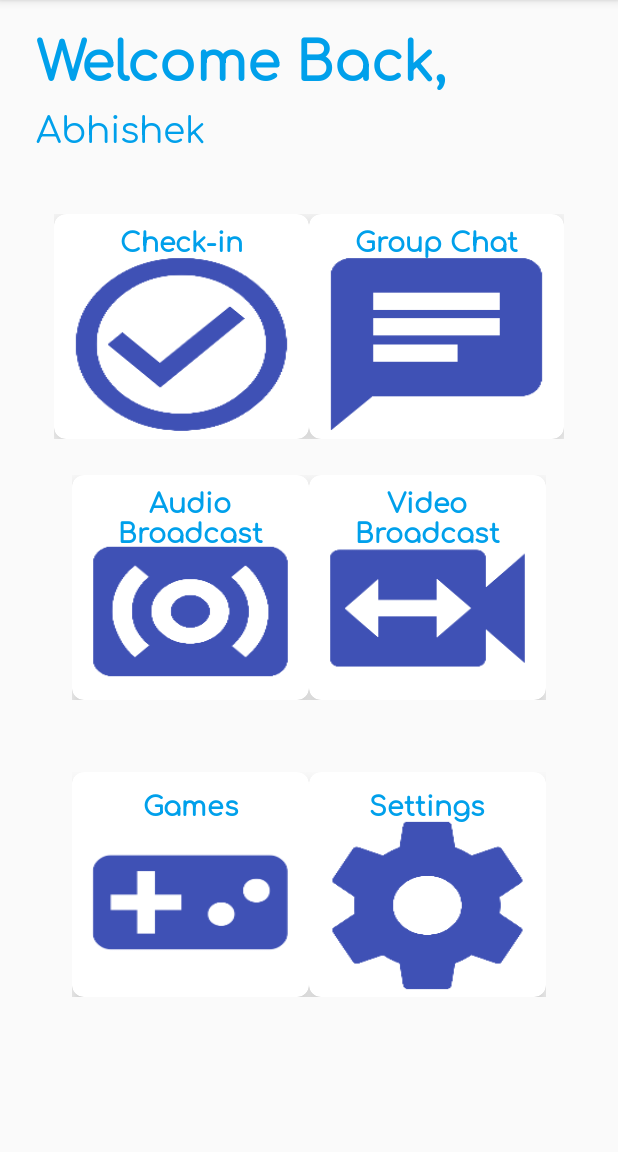
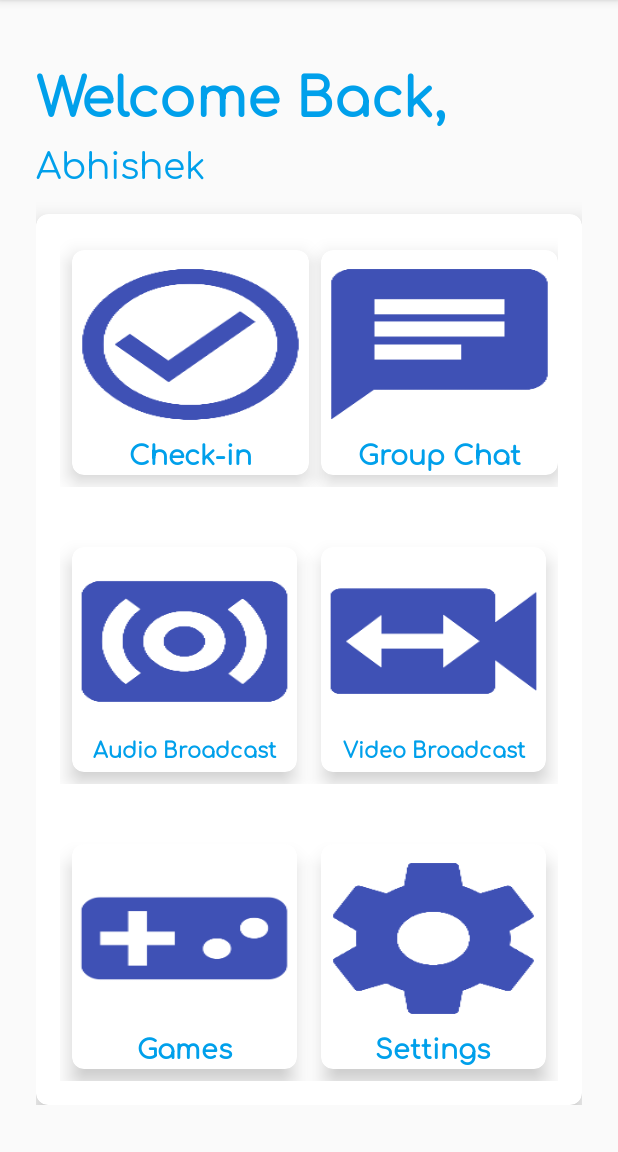
Before and after one commit to amannirala13/project-3sumE, an Android app: the screen it shows after launch once a user with an empty profile is signed in (PreMainActivity), on a phone screen of 412 x 824 dp, the part 84-1236 px from its top. Run offline under Robolectric (Android 15) with nearby library versions, the phone set to English and light mode, and no system bars; our stand-ins replace Firebase (no records; nobody signed in at launch, a user with empty details on screens opened directly).

Commit message:
modified layout

```diff
--- a/app/src/main/AndroidManifest.xml
+++ b/app/src/main/AndroidManifest.xml
@@ -65,6 +65,7 @@
 			android:label="@string/app_name"
 			android:screenOrientation="portrait" />
 
+
 		<activity
 			android:name=".ui.CheckInActivity"
 			android:label="@string/app_name" />
--- a/app/src/main/res/layout/activity_pre_main.xml
+++ b/app/src/main/res/layout/activity_pre_main.xml
@@ -20,6 +20,7 @@
 			android:layout_height="wrap_content"
 			android:fontFamily="@font/comfortaa"
 			android:gravity="start"
+			android:layout_marginTop="24dp"
 			android:text="Welcome Back,"
 			android:textColor="@color/agora_blue"
 			android:textSize="36sp"
@@ -35,21 +36,29 @@
 			android:text="Abhishek "
 			android:textColor="@color/agora_blue"
 			android:textSize="24sp" />
-
+<androidx.cardview.widget.CardView
+	android:layout_width="match_parent"
+	android:layout_height="0dp"
+	android:layout_weight="1"
+	app:cardCornerRadius="8dp"
+	app:cardElevation="8dp">
+	<LinearLayout
+		android:layout_width="match_parent"
+		android:layout_height="match_parent"
+		android:orientation="vertical">
 		<LinearLayout
 			android:layout_width="match_parent"
 			android:layout_height="wrap_content"
 			android:orientation="horizontal"
-			android:paddingTop="24dp"
-			android:paddingStart="12dp"
-			android:paddingEnd="12dp"
+			android:padding="16dp"
 			android:weightSum="2">
 
 			<androidx.cardview.widget.CardView
 				android:id="@+id/card_view_1"
 				android:layout_width="150dp"
 				android:layout_height="150dp"
-				android:layout_gravity="start"
+				android:layout_gravity="center"
+				android:layout_margin="8dp"
 				android:layout_weight="1"
 				app:cardCornerRadius="8dp"
 				app:cardElevation="8dp"
@@ -58,134 +67,47 @@
 				app:layout_constraintTop_toBottomOf="@+id/barcode"
 				card_view:cardCornerRadius="8dp">
 
-				<RelativeLayout
+				<androidx.constraintlayout.widget.ConstraintLayout
 					android:layout_width="match_parent"
 					android:layout_height="match_parent">
 
 					<TextView
 						android:id="@+id/title_1"
+						android:text="Check-in"
 						android:layout_width="match_parent"
 						android:layout_height="wrap_content"
 						android:layout_margin="2dp"
+						android:layout_marginStart="8dp"
+						android:layout_marginTop="8dp"
+						android:layout_marginEnd="8dp"
+						app:layout_constraintEnd_toEndOf="parent"
+						app:layout_constraintStart_toStartOf="parent"
+						app:layout_constraintTop_toBottomOf="@+id/thumbnail_1"
 						android:fontFamily="@font/comfortaa"
 						android:gravity="center_horizontal"
-						android:text="Check-in"
 						android:textColor="@color/agora_blue"
 						android:textSize="18sp"
-						android:textStyle="bold" />
+						android:textStyle="bold"
+						/>
 
 					<ImageView
 						android:id="@+id/thumbnail_1"
+						android:background="@drawable/ic_check_circle_outline"
 						android:layout_width="match_parent"
-						android:layout_height="match_parent"
-						android:layout_marginStart="8dp"
-						android:layout_marginTop="24dp"
-						android:layout_marginEnd="8dp"
+						android:layout_height="110dp"
+						android:layout_marginTop="8dp"
+						android:clickable="true"
+						android:focusable="true"
 						android:foregroundGravity="center"
-						android:background="@drawable/ic_check_circle_outline"
-						android:clickable="true"
-						android:focusable="true" />
+						android:scaleType="centerCrop"
+						app:layout_constraintEnd_toEndOf="parent"
+						app:layout_constraintTop_toTopOf="parent" />
 
-				</RelativeLayout>
+				</androidx.constraintlayout.widget.ConstraintLayout>
 			</androidx.cardview.widget.CardView>
 
 			<androidx.cardview.widget.CardView
 				android:id="@+id/card_view_2"
-				android:layout_width="150dp"
-				android:layout_height="150dp"
-				android:layout_gravity="end"
-				android:layout_weight="1"
-				app:cardCornerRadius="8dp"
-				app:cardElevation="8dp"
-				app:layout_constraintEnd_toEndOf="parent"
-				app:layout_constraintStart_toStartOf="parent"
-				app:layout_constraintTop_toBottomOf="@+id/barcode"
-				card_view:cardCornerRadius="8dp">
-
-				<RelativeLayout
-					android:layout_width="match_parent"
-					android:layout_height="match_parent">
-
-					<TextView
-						android:id="@+id/title_2"
-						android:layout_width="match_parent"
-						android:layout_height="wrap_content"
-						android:layout_margin="2dp"
-						android:fontFamily="@font/comfortaa"
-						android:gravity="center_horizontal"
-						android:text="Group Chat"
-						android:textColor="@color/agora_blue"
-						android:textSize="18sp"
-						android:textStyle="bold" />
-
-					<ImageView
-						android:id="@+id/thumbnail_2"
-						android:layout_width="match_parent"
-						android:layout_height="match_parent"
-						android:layout_marginStart="8dp"
-						android:layout_marginTop="24dp"
-						android:layout_marginEnd="8dp"
-						android:background="@drawable/ic_chat"
-						android:clickable="true"
-						android:focusable="true" />
-
-				</RelativeLayout>
-			</androidx.cardview.widget.CardView>
-		</LinearLayout>
-
-		<LinearLayout
-			android:layout_width="match_parent"
-			android:layout_height="wrap_content"
-			android:orientation="horizontal"
-			android:padding="24dp"
-			android:weightSum="2">
-
-			<androidx.cardview.widget.CardView
-				android:id="@+id/card_view_3"
-				android:layout_width="150dp"
-				android:layout_height="150dp"
-				android:layout_gravity="center"
-				android:layout_weight="1"
-				app:cardCornerRadius="8dp"
-				app:cardElevation="8dp"
-				app:layout_constraintEnd_toEndOf="parent"
-				app:layout_constraintStart_toStartOf="parent"
-				app:layout_constraintTop_toBottomOf="@+id/barcode"
-				card_view:cardCornerRadius="4dp">
-
-				<RelativeLayout
-					android:layout_width="match_parent"
-					android:layout_height="match_parent">
-
-					<TextView
-						android:id="@+id/title_3"
-						android:layout_width="match_parent"
-						android:layout_height="wrap_content"
-						android:layout_margin="2dp"
-						android:fontFamily="@font/comfortaa"
-						android:gravity="center_horizontal"
-						android:text="Audio Broadcast"
-						android:textColor="@color/agora_blue"
-						android:textSize="18sp"
-						android:textStyle="bold" />
-
-					<ImageView
-						android:id="@+id/thumbnail_3"
-						android:layout_width="match_parent"
-						android:layout_height="match_parent"
-						android:layout_marginStart="8dp"
-						android:layout_marginTop="32dp"
-						android:layout_marginEnd="8dp"
-						android:background="@drawable/ic_surround_sound"
-						android:clickable="true"
-						android:focusable="true"
-						android:scaleType="fitXY" />
-
-				</RelativeLayout>
-			</androidx.cardview.widget.CardView>
-
-			<androidx.cardview.widget.CardView
-				android:id="@+id/card_view_4"
 				android:layout_width="150dp"
 				android:layout_height="150dp"
 				android:layout_gravity="center"
@@ -197,7 +119,122 @@
 				app:layout_constraintTop_toBottomOf="@+id/barcode"
 				card_view:cardCornerRadius="8dp">
 
-				<RelativeLayout
+				<androidx.constraintlayout.widget.ConstraintLayout
+					android:layout_width="match_parent"
+					android:layout_height="match_parent"
+					>
+
+
+					<ImageView
+						android:id="@+id/thumbnail_2"
+						android:background="@drawable/ic_chat"
+						android:layout_width="match_parent"
+						android:layout_height="110dp"
+						android:layout_marginTop="8dp"
+						android:clickable="true"
+						android:focusable="true"
+						android:foregroundGravity="center"
+						android:scaleType="centerCrop"
+						app:layout_constraintEnd_toEndOf="parent"
+						app:layout_constraintTop_toTopOf="parent"/>
+					<TextView
+						android:id="@+id/title_2"
+						android:layout_width="match_parent"
+						android:layout_height="wrap_content"
+						android:layout_margin="2dp"
+						android:layout_marginStart="8dp"
+						android:layout_marginTop="8dp"
+						android:layout_marginEnd="8dp"
+						app:layout_constraintEnd_toEndOf="parent"
+						app:layout_constraintStart_toStartOf="parent"
+						app:layout_constraintTop_toBottomOf="@+id/thumbnail_2"
+						android:fontFamily="@font/comfortaa"
+						android:gravity="center_horizontal"
+						android:text="Group Chat"
+						android:textColor="@color/agora_blue"
+						android:textSize="18sp"
+						android:textStyle="bold" />
+
+				</androidx.constraintlayout.widget.ConstraintLayout>
+			</androidx.cardview.widget.CardView>
+		</LinearLayout>
+
+		<LinearLayout
+			android:layout_width="match_parent"
+			android:layout_height="wrap_content"
+			android:orientation="horizontal"
+			android:padding="16dp"
+			android:weightSum="2">
+
+			<androidx.cardview.widget.CardView
+				android:id="@+id/card_view_3"
+				android:layout_width="150dp"
+				android:layout_height="150dp"
+				android:layout_gravity="center"
+				android:layout_margin="8dp"
+				android:layout_weight="1"
+				app:cardCornerRadius="8dp"
+				app:cardElevation="8dp"
+				app:layout_constraintEnd_toEndOf="parent"
+				app:layout_constraintStart_toStartOf="parent"
+				app:layout_constraintTop_toBottomOf="@+id/barcode"
+				card_view:cardCornerRadius="4dp">
+
+				<androidx.constraintlayout.widget.ConstraintLayout
+					android:layout_width="match_parent"
+					android:layout_height="match_parent">
+
+					<TextView
+						android:id="@+id/title_3"
+						android:layout_width="match_parent"
+						android:layout_height="wrap_content"
+						android:layout_margin="2dp"
+						android:layout_marginStart="8dp"
+						android:layout_marginTop="8dp"
+						android:layout_marginEnd="8dp"
+						android:layout_marginBottom="8dp"
+						android:fontFamily="@font/comfortaa"
+						android:gravity="center_horizontal"
+						android:text="Audio Broadcast"
+						android:textColor="@color/agora_blue"
+						android:textSize="14sp"
+						android:textStyle="bold"
+						app:layout_constraintBottom_toBottomOf="parent"
+						app:layout_constraintEnd_toEndOf="parent"
+						app:layout_constraintStart_toStartOf="parent"
+						app:layout_constraintTop_toBottomOf="@+id/thumbnail_3" />
+
+					<ImageView
+						android:id="@+id/thumbnail_3"
+						android:background="@drawable/ic_surround_sound"
+						android:layout_width="match_parent"
+						android:layout_height="110dp"
+						android:layout_marginTop="8dp"
+						android:clickable="true"
+						android:focusable="true"
+						android:foregroundGravity="center"
+						android:scaleType="centerCrop"
+						app:layout_constraintEnd_toEndOf="parent"
+						app:layout_constraintTop_toTopOf="parent"/>
+
+				</androidx.constraintlayout.widget.ConstraintLayout>
+			</androidx.cardview.widget.CardView>
+
+			<androidx.cardview.widget.CardView
+				android:id="@+id/card_view_4"
+				android:layout_width="150dp"
+				android:layout_height="150dp"
+				android:layout_gravity="center"
+				android:layout_margin="8dp"
+				android:layout_weight="1"
+				app:cardCornerRadius="8dp"
+				app:cardElevation="8dp"
+				app:layout_constraintEnd_toEndOf="parent"
+				app:layout_constraintStart_toStartOf="parent"
+				app:layout_constraintTop_toBottomOf="@+id/barcode"
+				card_view:cardCornerRadius="8dp">
+
+				<androidx.constraintlayout.widget.ConstraintLayout
 					android:layout_width="match_parent"
 					android:layout_height="match_parent">
 
@@ -206,26 +243,35 @@
 						android:layout_width="match_parent"
 						android:layout_height="wrap_content"
 						android:layout_margin="2dp"
+						android:layout_marginStart="8dp"
+						android:layout_marginTop="8dp"
+						android:layout_marginEnd="8dp"
+						android:layout_marginBottom="8dp"
 						android:fontFamily="@font/comfortaa"
 						android:gravity="center_horizontal"
 						android:text="Video Broadcast"
 						android:textColor="@color/agora_blue"
-						android:textSize="18sp"
-						android:textStyle="bold" />
+						android:textSize="14sp"
+						android:textStyle="bold"
+						app:layout_constraintBottom_toBottomOf="parent"
+						app:layout_constraintEnd_toEndOf="parent"
+						app:layout_constraintStart_toStartOf="parent"
+						app:layout_constraintTop_toBottomOf="@+id/thumbnail_4" />
 
 					<ImageView
 						android:id="@+id/thumbnail_4"
+						android:background="@drawable/ic_switch_video"
 						android:layout_width="match_parent"
-						android:layout_height="match_parent"
-						android:layout_marginStart="8dp"
-						android:layout_marginTop="28dp"
-						android:layout_marginEnd="8dp"
-						android:background="@drawable/ic_switch_video"
+						android:layout_height="110dp"
+						android:layout_marginTop="8dp"
 						android:clickable="true"
 						android:focusable="true"
-						android:scaleType="fitXY" />
+						android:foregroundGravity="center"
+						android:scaleType="centerCrop"
+						app:layout_constraintEnd_toEndOf="parent"
+						app:layout_constraintTop_toTopOf="parent" />
 
-				</RelativeLayout>
+				</androidx.constraintlayout.widget.ConstraintLayout>
 			</androidx.cardview.widget.CardView>
 		</LinearLayout>
 
@@ -233,13 +279,14 @@
 			android:layout_width="match_parent"
 			android:layout_height="wrap_content"
 			android:orientation="horizontal"
-			android:padding="24dp"
+			android:padding="16dp"
 			android:weightSum="2">
 
 			<androidx.cardview.widget.CardView
 				android:id="@+id/card_view_5"
 				android:layout_width="150dp"
 				android:layout_height="150dp"
+				android:layout_margin="8dp"
 				android:layout_gravity="center"
 				android:layout_weight="1"
 				app:cardCornerRadius="8dp"
@@ -249,41 +296,49 @@
 				app:layout_constraintTop_toBottomOf="@+id/barcode"
 				card_view:cardCornerRadius="8dp">
 
-				<RelativeLayout
+				<androidx.constraintlayout.widget.ConstraintLayout
 					android:layout_width="match_parent"
 					android:layout_height="match_parent">
 
 					<TextView
 						android:id="@+id/title_5"
+						android:text="Games"
 						android:layout_width="match_parent"
 						android:layout_height="wrap_content"
-						android:layout_marginTop="6dp"
+						android:layout_margin="2dp"
+						android:layout_marginStart="8dp"
+						android:layout_marginTop="8dp"
+						android:layout_marginEnd="8dp"
+						app:layout_constraintEnd_toEndOf="parent"
+						app:layout_constraintStart_toStartOf="parent"
+						app:layout_constraintTop_toBottomOf="@+id/thumbnail_5"
 						android:fontFamily="@font/comfortaa"
 						android:gravity="center_horizontal"
-						android:text="Games"
 						android:textColor="@color/agora_blue"
 						android:textSize="18sp"
 						android:textStyle="bold" />
 
 					<ImageView
 						android:id="@+id/thumbnail_5"
+						android:background="@drawable/ic_videogame_asset"
 						android:layout_width="match_parent"
-						android:layout_height="match_parent"
-						android:layout_marginStart="8dp"
-						android:layout_marginTop="24dp"
-						android:layout_marginEnd="8dp"
-						android:background="@drawable/ic_videogame_asset"
+						android:layout_height="110dp"
+						android:layout_marginTop="8dp"
 						android:clickable="true"
 						android:focusable="true"
-						android:scaleType="fitXY" />
+						android:foregroundGravity="center"
+						android:scaleType="centerCrop"
+						app:layout_constraintEnd_toEndOf="parent"
+						app:layout_constraintTop_toTopOf="parent" />
 
-				</RelativeLayout>
+				</androidx.constraintlayout.widget.ConstraintLayout>
 			</androidx.cardview.widget.CardView>
 
 			<androidx.cardview.widget.CardView
 				android:id="@+id/card_view_6"
 				android:layout_width="150dp"
 				android:layout_height="150dp"
+				android:layout_margin="8dp"
 				android:layout_gravity="center"
 				android:layout_weight="1"
 				app:cardCornerRadius="8dp"
@@ -294,36 +349,48 @@
 				app:layout_constraintTop_toBottomOf="@+id/barcode"
 				card_view:cardCornerRadius="4dp">
 
-				<RelativeLayout
+				<androidx.constraintlayout.widget.ConstraintLayout
 					android:layout_width="match_parent"
 					android:layout_height="match_parent"
 					android:orientation="vertical">
 
 					<TextView
 						android:id="@+id/title_6"
+						android:text="Settings"
 						android:layout_width="match_parent"
 						android:layout_height="wrap_content"
-						android:layout_marginTop="6dp"
+						android:layout_margin="2dp"
+						android:layout_marginStart="8dp"
+						android:layout_marginTop="8dp"
+						android:layout_marginEnd="8dp"
+						app:layout_constraintEnd_toEndOf="parent"
+						app:layout_constraintStart_toStartOf="parent"
+						app:layout_constraintTop_toBottomOf="@+id/thumbnail_6"
 						android:fontFamily="@font/comfortaa"
 						android:gravity="center_horizontal"
-						android:text="Settings"
 						android:textColor="@color/agora_blue"
 						android:textSize="18sp"
-						android:textStyle="bold" />
+						android:textStyle="bold"
+						/>
 
 					<ImageView
 						android:id="@+id/thumbnail_6"
+						android:background="@drawable/ic_settings"
 						android:layout_width="match_parent"
-						android:layout_height="match_parent"
-						android:layout_marginStart="8dp"
-						android:layout_marginTop="28dp"
-						android:layout_marginEnd="8dp"
-						android:background="@drawable/ic_settings"
+						android:layout_height="110dp"
+						android:layout_marginTop="8dp"
 						android:clickable="true"
-						android:focusable="true" />
+						android:focusable="true"
+						android:foregroundGravity="center"
+						android:scaleType="centerCrop"
+						app:layout_constraintEnd_toEndOf="parent"
+						app:layout_constraintTop_toTopOf="parent"
+						/>
 
-				</RelativeLayout>
+				</androidx.constraintlayout.widget.ConstraintLayout>
 			</androidx.cardview.widget.CardView>
 		</LinearLayout>
 	</LinearLayout>
+</androidx.cardview.widget.CardView>
+	</LinearLayout>
 </ScrollView>
```
Lines whose indentation alone changed are shown as unchanged.
